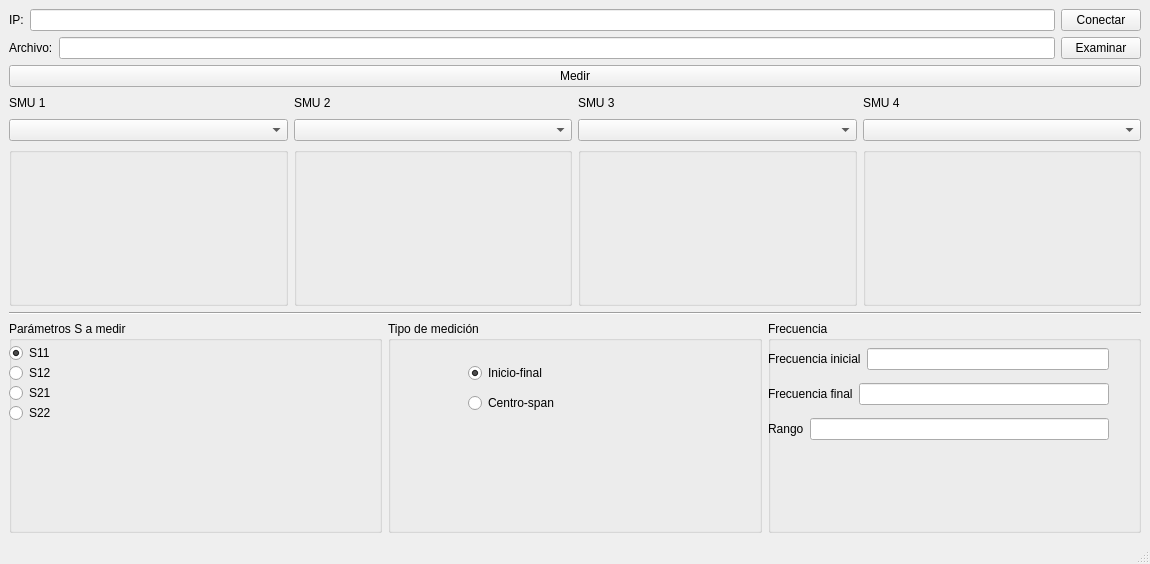
First picture: the form in gui/ui/Keithley.ui, repository jsantos17/Tesis, before the edit.
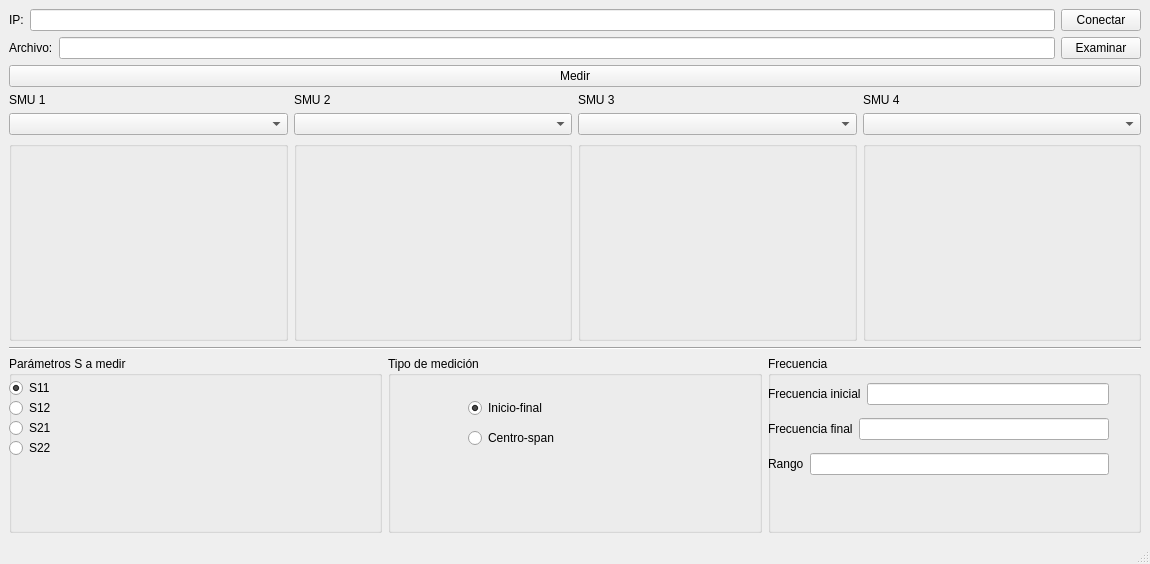
Second picture: the form after the edit.

The edit to the form file:
```diff
--- a/gui/ui/Keithley.ui
+++ b/gui/ui/Keithley.ui
@@ -13,7 +13,7 @@
   <property name="minimumSize">
    <size>
     <width>1150</width>
-    <height>300</height>
+    <height>500</height>
    </size>
   </property>
   <property name="windowTitle">
@@ -288,7 +288,7 @@
           <property name="minimumSize">
            <size>
             <width>0</width>
-            <height>20</height>
+            <height>200</height>
            </size>
           </property>
           <property name="maximumSize">
@@ -327,7 +327,7 @@
           <property name="minimumSize">
            <size>
             <width>0</width>
-            <height>20</height>
+            <height>200</height>
            </size>
           </property>
           <property name="maximumSize">
@@ -363,6 +363,12 @@
         </item>
         <item>
          <widget class="QGroupBox" name="smu3_groupbox">
+          <property name="minimumSize">
+           <size>
+            <width>0</width>
+            <height>200</height>
+           </size>
+          </property>
           <property name="maximumSize">
            <size>
             <width>16777215</width>
@@ -396,6 +402,15 @@
         </item>
         <item>
          <widget class="QGroupBox" name="smu4_groupbox">
+          <property name="enabled">
+           <bool>true</bool>
+          </property>
+          <property name="minimumSize">
+           <size>
+            <width>0</width>
+            <height>200</height>
+           </size>
+          </property>
           <property name="title">
            <string/>
           </property>
```
